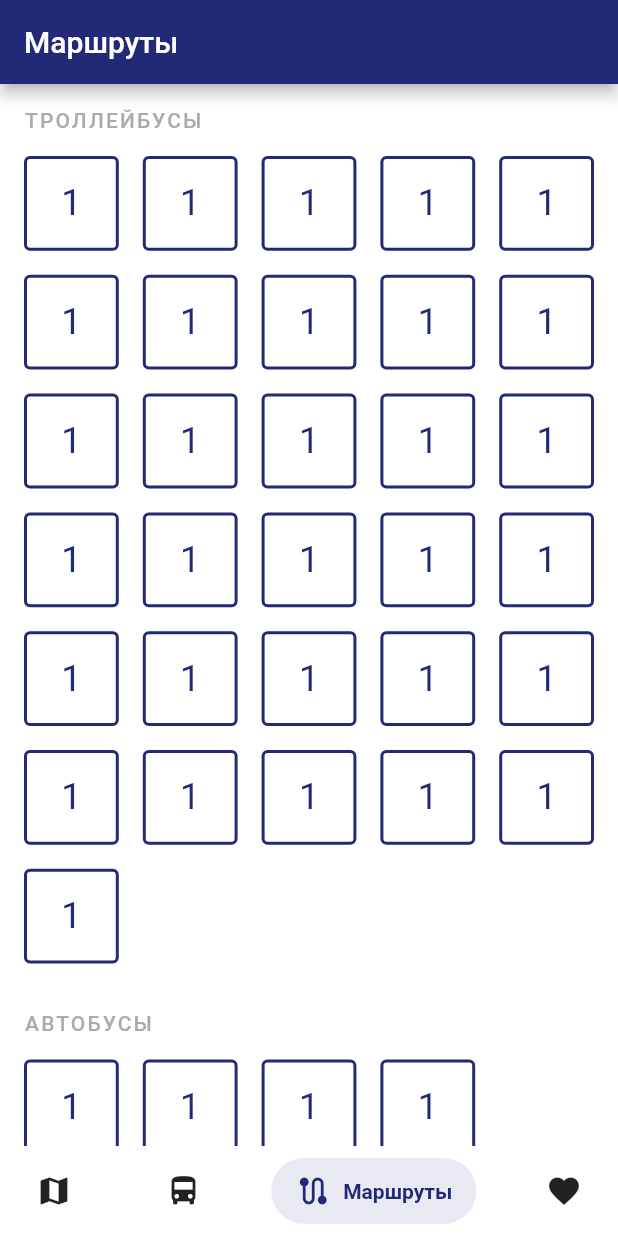
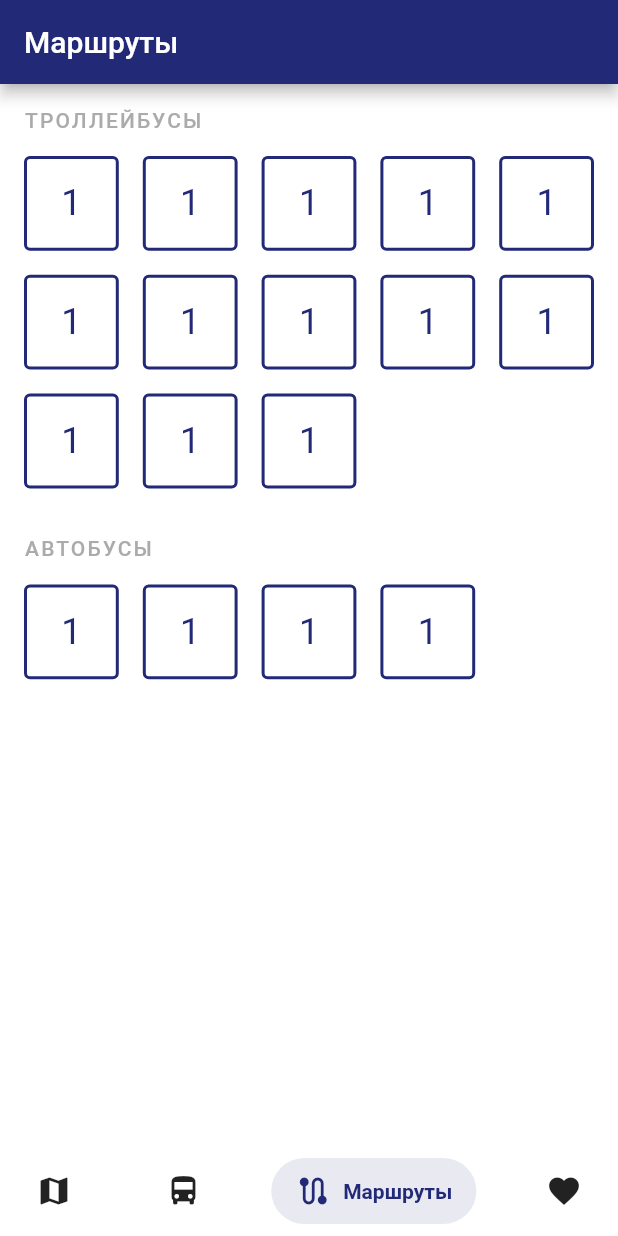
Before and after one commit to vikhlyaev/Transport-Sterlitamaka-Flutter, a Flutter app: the screen it shows after launch, item 3 of the bottom bar chosen, on a phone screen of 412 x 824 dp. Run offline on Flutter 3.47's test engine with Material 2 defaults, Android fonts, the phone set to English and light mode, and no system bars; drawn by our look-alikes of salomon_bottom_bar.

Commit message:
Adds route button, station cell widgets

```diff
--- a/lib/main_screen/widgets/routes/routes_widget.dart
+++ b/lib/main_screen/widgets/routes/routes_widget.dart
@@ -1,5 +1,5 @@
 import 'package:flutter/material.dart';
-import 'package:transport_sterlitamaka/theme/user_colors.dart';
+import 'package:transport_sterlitamaka/main_screen/widgets/routes/widgets/route_button_widget.dart';
 
 class RoutesWidget extends StatelessWidget {
   const RoutesWidget({super.key});
@@ -10,8 +10,7 @@ class RoutesWidget extends StatelessWidget {
       appBar: AppBar(
         title: const Text('Маршруты'),
       ),
-      body: Container(
-        child: ListView(
+      body: ListView(
         scrollDirection: Axis.vertical,
         padding: const EdgeInsets.all(16.0),
         keyboardDismissBehavior: ScrollViewKeyboardDismissBehavior.onDrag,
@@ -28,24 +27,6 @@ class RoutesWidget extends StatelessWidget {
             crossAxisSpacing: 16,
             crossAxisCount: 5,
             children: const [
-                RouteButtonWidget(),
-                RouteButtonWidget(),
-                RouteButtonWidget(),
-                RouteButtonWidget(),
-                RouteButtonWidget(),
-                RouteButtonWidget(),
-                RouteButtonWidget(),
-                RouteButtonWidget(),
-                RouteButtonWidget(),
-                RouteButtonWidget(),
-                RouteButtonWidget(),
-                RouteButtonWidget(),
-                RouteButtonWidget(),
-                RouteButtonWidget(),
-                RouteButtonWidget(),
-                RouteButtonWidget(),
-                RouteButtonWidget(),
-                RouteButtonWidget(),
               RouteButtonWidget(),
               RouteButtonWidget(),
               RouteButtonWidget(),
@@ -82,37 +63,6 @@ class RoutesWidget extends StatelessWidget {
           ),
         ],
       ),
-      ),
     );
   }
 }
-
-class RouteButtonWidget extends StatelessWidget {
-  const RouteButtonWidget({
-    Key? key,
-  }) : super(key: key);
-
-  @override
-  Widget build(BuildContext context) {
-    return Container(
-      decoration: BoxDecoration(
-          border: Border.all(
-            color: UserColors.blue,
-            style: BorderStyle.solid,
-            width: 2.0,
-          ),
-          borderRadius: BorderRadius.circular(4)),
-      height: 60,
-      width: 60,
-      child: const Center(
-        child: Text(
-          '1',
-          style: TextStyle(
-            fontSize: 24,
-            color: UserColors.blue,
-          ),
-        ),
-      ),
-    );
-  }
-}
--- /dev/null
+++ b/lib/main_screen/widgets/routes/widgets/route_button_widget.dart
@@ -0,0 +1,32 @@
+import 'package:flutter/material.dart';
+import 'package:transport_sterlitamaka/theme/user_colors.dart';
+
+class RouteButtonWidget extends StatelessWidget {
+  const RouteButtonWidget({
+    Key? key,
+  }) : super(key: key);
+
+  @override
+  Widget build(BuildContext context) {
+    return Container(
+      decoration: BoxDecoration(
+          border: Border.all(
+            color: UserColors.blue,
+            style: BorderStyle.solid,
+            width: 2.0,
+          ),
+          borderRadius: BorderRadius.circular(4)),
+      height: 60,
+      width: 60,
+      child: const Center(
+        child: Text(
+          '1',
+          style: TextStyle(
+            fontSize: 24,
+            color: UserColors.blue,
+          ),
+        ),
+      ),
+    );
+  }
+}
```
Also changed, not shown: lib/main_screen/widgets/stations/stations_widget.dart (+7 -33 lines), lib/main_screen/widgets/stations/widgets/station_cell_widget.dart (added, +40 -0 lines). Lines whose indentation alone changed are shown as unchanged.
